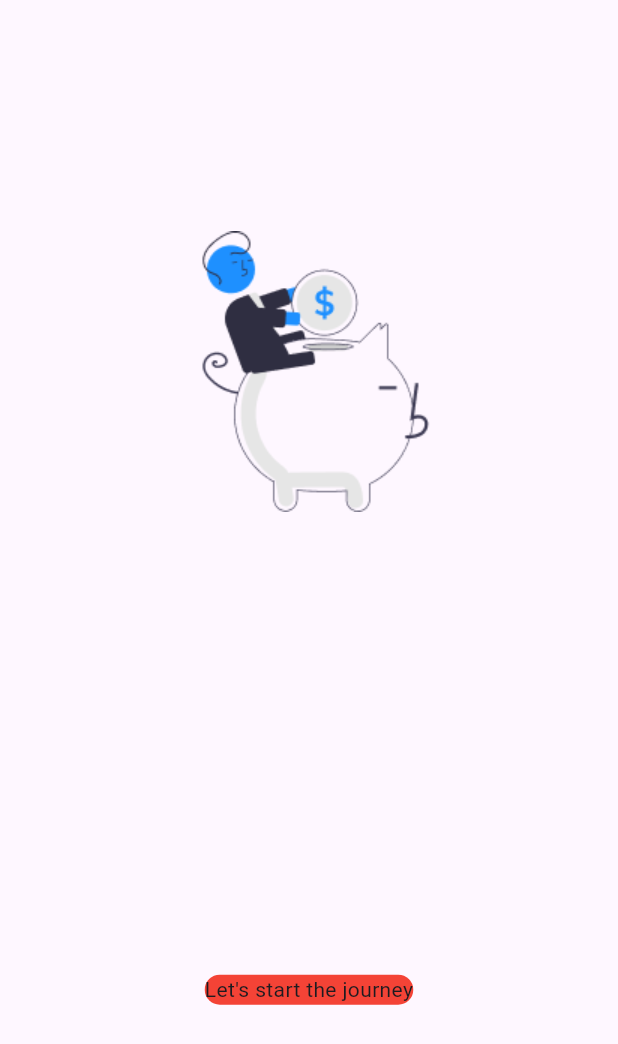
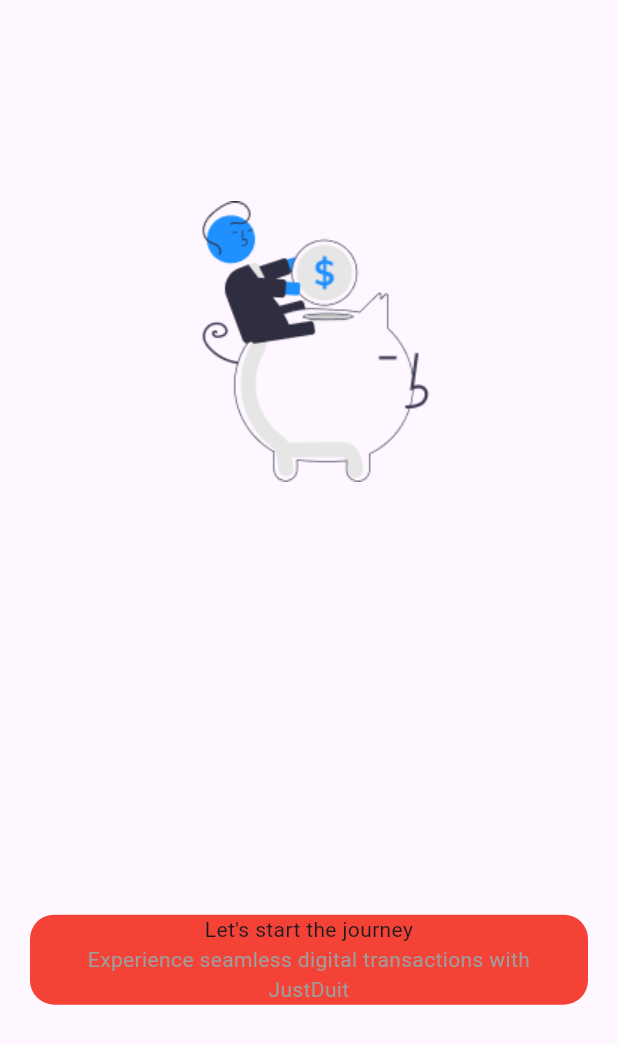
Before and after one commit to Acron3/1917051055-advanced-mobile, a Flutter app: the screen it shows after launch, on a phone screen of 412 x 824 dp. Shown: the top 1044 px of the screen. Run offline on Flutter 3.47's test engine with Material 2 defaults, Android fonts, the phone set to English and light mode, and no system bars.

Commit message:
tugas-praktikum-3 ch3

```diff
--- a/lib/screen/onboarding_screen.dart
+++ b/lib/screen/onboarding_screen.dart
@@ -10,8 +10,11 @@ class OnboardingScreen extends StatelessWidget {
       child: Column(
         mainAxisAlignment: MainAxisAlignment.spaceAround,
         children: [
-          Center(child: Image.asset("assets/images/Savings.png")),
+          Image.asset("assets/images/Savings.png"),
           Container(
+            margin: EdgeInsets.all(20),
+            padding: EdgeInsets.only(right: 20, left: 20),
+            width: double.infinity,
             decoration: BoxDecoration(
                 color: Colors.red, borderRadius: BorderRadius.circular(16)),
             child: Column(
@@ -19,7 +22,12 @@ class OnboardingScreen extends StatelessWidget {
                 Text(
                   "Let's start the journey",
                   textAlign: TextAlign.center,
-                )
+                ),
+                Text(
+                  "Experience seamless digital transactions with JustDuit",
+                  textAlign: TextAlign.center,
+                  style: TextStyle(color: Colors.grey),
+                ),
               ],
             ),
           )
```
